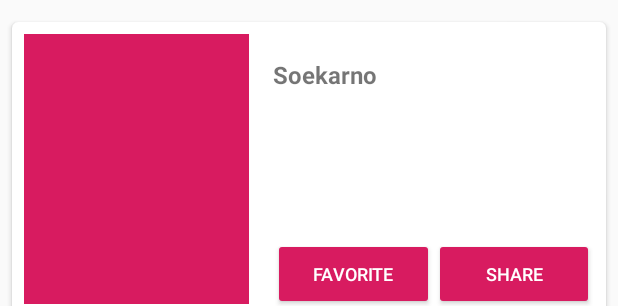
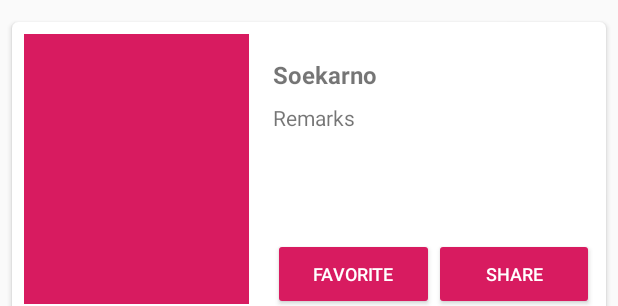
Before and after one commit to zerkijulian92/MyRecyclerView, an Android app: the layout item_cardview_president.xml on its own in the app's theme, with its tools: preview values and no code run, on a phone screen of 412 x 824 dp. Shown: the part 446-752 px from the top of the screen. Run offline under Robolectric (Android 15) with nearby library versions, the phone set to English and light mode, and no system bars.

```diff
--- /dev/null
+++ b/app/src/main/java/com/takatutustudio/myrecyclerview/CustomOnItemClickListener.java
@@ -0,0 +1,4 @@
+package com.takatutustudio.myrecyclerview;
+
+public class CustomOnItemClickListener {
+}
--- a/app/src/main/res/layout/item_cardview_president.xml
+++ b/app/src/main/res/layout/item_cardview_president.xml
@@ -27,6 +27,7 @@
             tools:src="@color/colorAccent" />
 
         <TextView
+            android:id="@+id/tv_item_name"
             android:layout_toRightOf="@+id/img_item_photo"
             android:layout_toEndOf="@+id/img_item_photo"
             android:layout_width="match_parent"
@@ -38,6 +39,18 @@
             android:layout_marginBottom="8dp"
             android:layout_marginRight="@dimen/activity_vertical_margin"
             android:layout_marginLeft="@dimen/activity_vertical_margin" />
+
+        <TextView
+            android:layout_below="@id/tv_item_name"
+            android:layout_toRightOf="@id/img_item_photo"
+            android:layout_toEndOf="@id/img_item_photo"
+            android:id="@+id/tv_item_remarks"
+            android:layout_width="match_parent"
+            android:layout_height="wrap_content"
+            tools:text="Remarks"
+            android:layout_marginBottom="8dp"
+            android:layout_marginRight="@dimen/activity_vertical_margin"
+            android:layout_marginLeft="@dimen/activity_vertical_margin"/>
         <LinearLayout
             android:layout_width="match_parent"
             android:layout_height="wrap_content"
```
